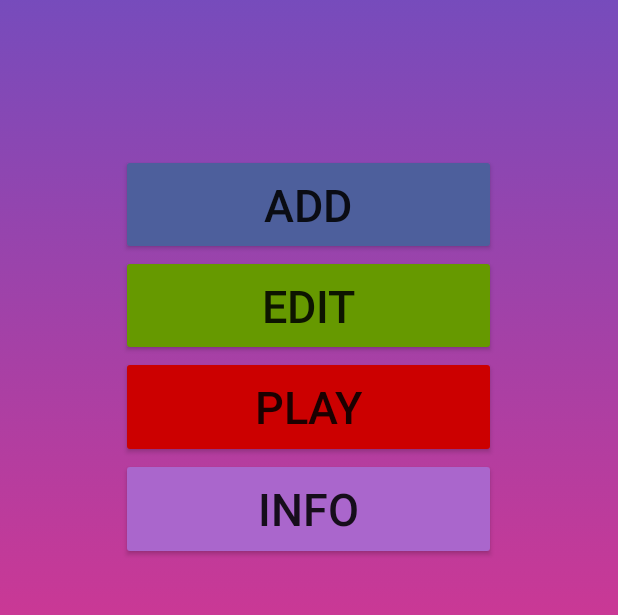
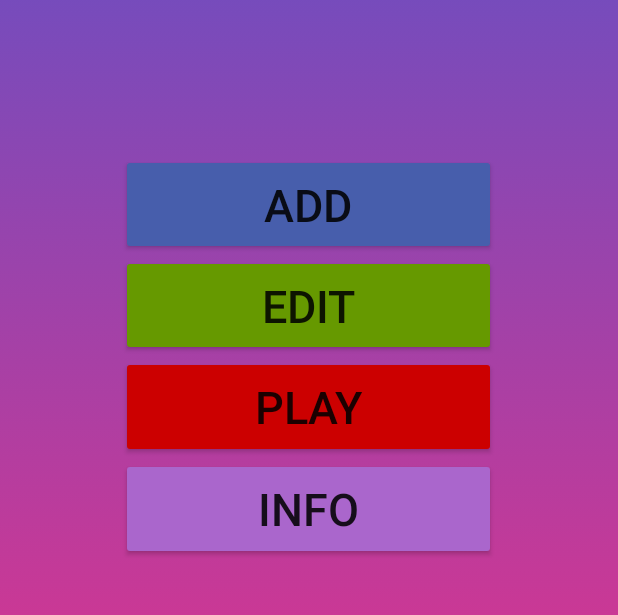
Before and after one commit to AjithK14/Memory_Quiz, an Android app: the screen it shows after launch (MainActivity), on a phone screen of 412 x 824 dp, the part 493-1108 px from its top. Run offline under Robolectric (Android 15) with nearby library versions, the phone set to English and light mode, and no system bars.

Commit message:
everything^10

```diff
--- a/app/src/main/res/values/colors.xml
+++ b/app/src/main/res/values/colors.xml
@@ -1,6 +1,6 @@
 <?xml version="1.0" encoding="utf-8"?>
 <resources>
     <color name="colorPrimary">#3f51b5</color>
-    <color name="colorPrimaryDark">#4d5f9c</color>
+    <color name="colorPrimaryDark">#475eac</color>
     <color name="colorAccent">#ff4059</color>
 </resources>
```
